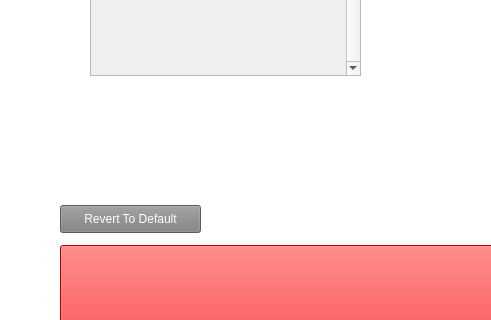
Qt form ui.ui (LicGWasTaken/styro-slicer) before a commit; both pictures show x 0 to 491 and y 355 to 675 of the 1123 by 764 pixel window.
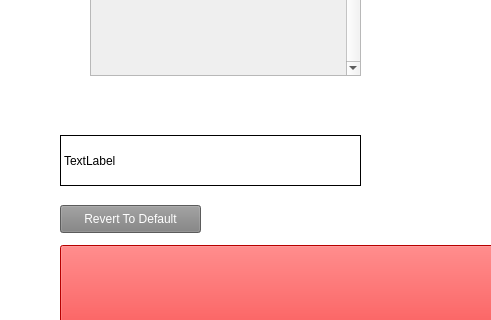
The same form after that commit. Custom widgets are drawn as their Qt base class.

The edit to the form file:
```diff
--- a/ui.ui
+++ b/ui.ui
@@ -307,15 +307,24 @@
      </property>
     </widget>
    </widget>
-   <widget class="QWidget" name="w_mpl_plot" native="true">
+   <widget class="QLabel" name="t_console">
     <property name="geometry">
      <rect>
-      <x>210</x>
-      <y>450</y>
-      <width>181</width>
-      <height>131</height>
+      <x>60</x>
+      <y>490</y>
+      <width>301</width>
+      <height>51</height>
      </rect>
     </property>
+    <property name="frameShape">
+     <enum>QFrame::Panel</enum>
+    </property>
+    <property name="text">
+     <string>TextLabel</string>
+    </property>
+    <property name="wordWrap">
+     <bool>false</bool>
+    </property>
    </widget>
   </widget>
   <widget class="QMenuBar" name="menubar">
```
